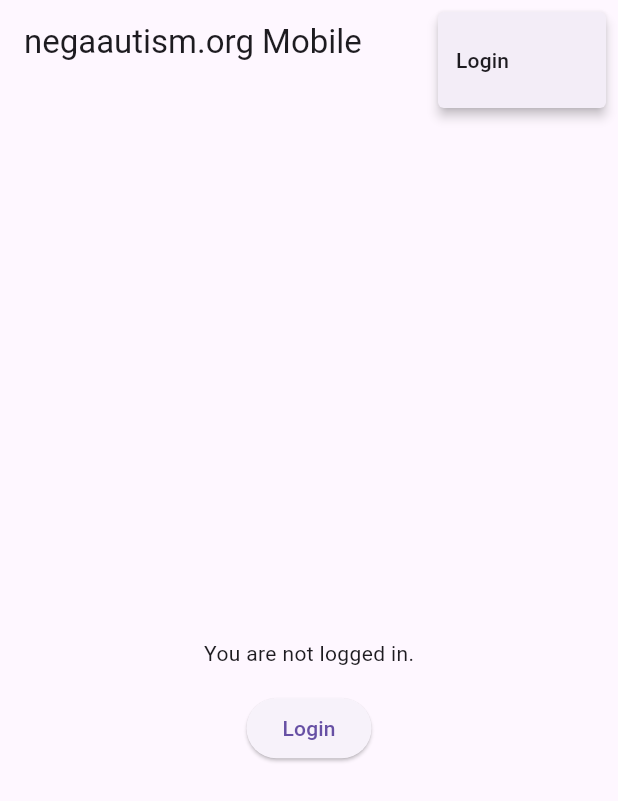
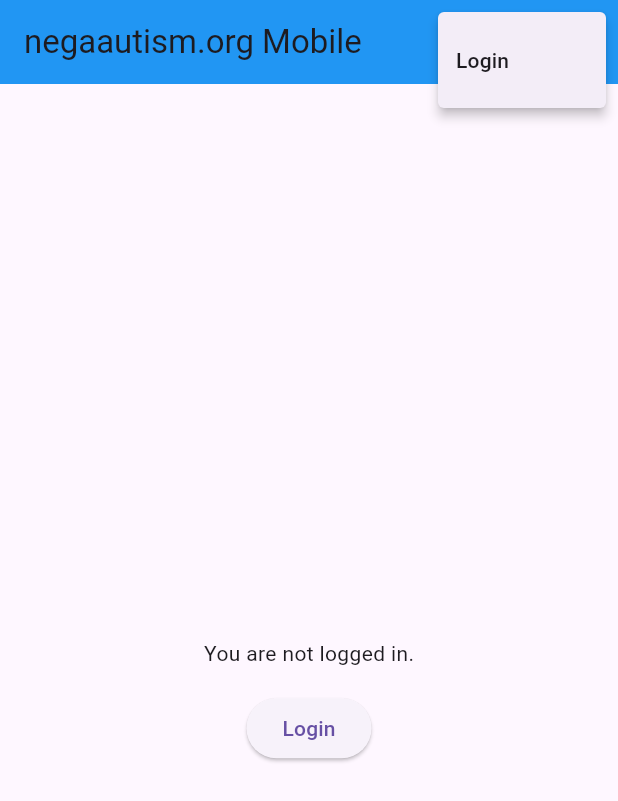
Before and after one commit to agawlbb/negaautism_mobile, a Flutter app: the screen it shows after launch, after a tap on the "more vert" icon, on a phone screen of 412 x 824 dp. Shown: the top 801 px of the screen. Run offline on Flutter 3.47's test engine with Material 3 defaults, Android fonts, the phone set to English and light mode, and no system bars; our stand-ins replace firebase_auth, firebase_core, firebase_messaging, package_info_plus, shared_preferences; accounts and stored records are empty.

Commit message:
Changed appbar background to blue

```diff
--- a/lib/main.dart
+++ b/lib/main.dart
@@ -199,6 +199,7 @@ class HomeScreenState extends State<HomeScreen> {
   Widget build(BuildContext context) {
     return Scaffold(
       appBar: AppBar(
+        backgroundColor: Colors.blue,
         title: const Text('negaautism.org Mobile'),
         actions: [
           PopupMenuButton<String>(
@@ -221,9 +222,9 @@ class HomeScreenState extends State<HomeScreen> {
                   child: Text(_user == null ? 'Login' : 'Logout'),
                 ),
                 if (_user != null && _hasAllowedNotifications)
-                  PopupMenuItem( // Removed 'const' keyword here
+                  const PopupMenuItem(
                     value: 'notifications',
-                    child: const Text('Manage Notifications'),
+                    child: Text('Manage Notifications'),
                   ),
               ];
             },
```
